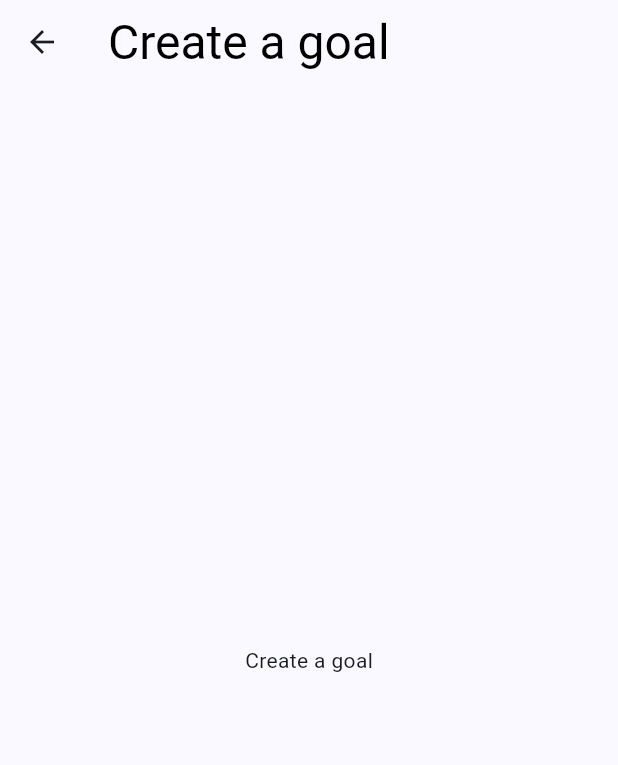
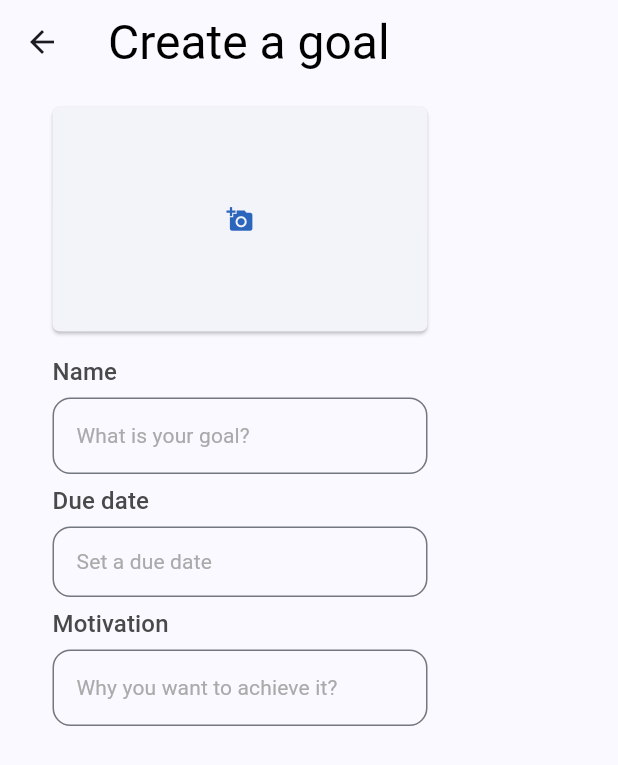
Before and after one commit to miyazaki1707/goal_setting_app, a Flutter app: the screen it shows after launch, after a tap on the "add" icon, on a phone screen of 412 x 824 dp. Shown: the top 765 px of the screen. Run offline on Flutter 3.47's test engine with Material 3 defaults, Android fonts, the phone set to English and light mode, and no system bars; our stand-ins replace flutter_svg; missing offline and left inert: image_picker_web, vph_web_date_picker.

Commit message:
Creating goals page

```diff
--- a/lib/app.dart
+++ b/lib/app.dart
@@ -23,9 +23,8 @@ class App extends StatelessWidget {
             ),
             bodySmall: TextStyle(
               fontFamily: 'Roboto',
-              fontSize: 12,
-              fontWeight: FontWeight.bold,
-              color: Colors.black
+              fontSize: 14,
+              color: Color.fromRGBO(73, 73, 73, 1)
             ),
             labelLarge: TextStyle(
               fontFamily: 'Roboto',
@@ -42,6 +41,12 @@ class App extends StatelessWidget {
               fontFamily: 'Roboto',
               fontSize: 14,
               color: Color.fromRGBO(244, 244, 244, 244),
+            ),
+            titleSmall: TextStyle(
+              fontFamily: 'Roboto',
+              fontSize: 14,
+              color: Color.fromRGBO(170, 170, 170, 1),
+              fontWeight: FontWeight.w400
             )
           )
       ),
--- a/lib/presentation/screens/create_goal.dart
+++ b/lib/presentation/screens/create_goal.dart
@@ -1,5 +1,10 @@
+import 'dart:typed_data';
+
 import 'package:flutter/material.dart';
+import 'package:image_picker_web/image_picker_web.dart';
+import 'package:vph_web_date_picker/vph_web_date_picker.dart';
 
+final textFieldKey = GlobalKey();
 
 class CreateGoalScreen extends StatefulWidget {
   const CreateGoalScreen({super.key});
@@ -9,15 +14,128 @@ class CreateGoalScreen extends StatefulWidget {
 }
 
 class _CreateGoalScreen extends State<CreateGoalScreen> {
+  var _selectedDate = DateTime.now();
+  final _controller = TextEditingController();
+  Image? _pickedImage;
+
   @override
   Widget build(BuildContext context) {
     return Scaffold(
       appBar: AppBar(
         title: Text(
           "Create a goal",
-          style: Theme.of(context).textTheme.headlineLarge,),
+          style: Theme.of(context).textTheme.headlineLarge,
+        ),
       ),
-      body: Center(child: Text("Create a goal"),),
+      body: Padding(
+        padding: const EdgeInsets.only(left: 35),
+        child: Column(
+          crossAxisAlignment: CrossAxisAlignment.start,
+          mainAxisAlignment: MainAxisAlignment.start,
+          children: [
+            Padding(
+              padding: const EdgeInsets.symmetric(vertical: 15),
+              child: SizedBox(
+                width: 250,
+                height: 150,
+                child: ElevatedButton(
+                  style: ButtonStyle(
+                      shape: MaterialStateProperty.all(RoundedRectangleBorder(
+                          borderRadius: BorderRadius.circular(5)))),
+                  onPressed: () async {
+                    Uint8List? fromPicker =
+                        await ImagePickerWeb.getImageAsBytes();
+                    setState(() {
+                      if (fromPicker != null) {
+                        _pickedImage = Image.memory(
+                          fromPicker,
+                          fit: BoxFit.cover,
+                        );
+                      }
+                    });
+                  },
+                  child: _pickedImage ?? const Icon(Icons.add_a_photo),
+                ),
+              ),
+            ),
+            Text(
+              "Name",
+              style: Theme.of(context).textTheme.labelLarge,
+            ),
+            Padding(
+              padding: const EdgeInsets.symmetric(vertical: 6),
+              child: SizedBox(
+                width: 250,
+                child: TextField(
+                  decoration: InputDecoration(
+                      border: const OutlineInputBorder(
+                          borderRadius: BorderRadius.all(Radius.circular(12))),
+                      labelText: "What is your goal?",
+                      labelStyle: Theme.of(context).textTheme.titleSmall),
+                  style: Theme.of(context).textTheme.bodySmall,
+                ),
+              ),
+            ),
+            Text(
+              "Due date",
+              style: Theme.of(context).textTheme.labelLarge,
+            ),
+            Padding(
+              padding: const EdgeInsets.symmetric(vertical: 6),
+              child: SizedBox(
+                width: 250,
+                height: 47,
+                child: TextField(
+                    key: textFieldKey,
+                    controller: _controller,
+                    onTap: () async {
+                      final pickedDate = await showWebDatePicker(
+                        context: textFieldKey.currentContext!,
+                        initialDate: DateTime.now(),
+                        firstDate: DateTime.now(),
+                        lastDate:
+                            DateTime.now().add(const Duration(days: 14000)),
+                        //width: 300,
+                        //withoutActionButtons: true,
+                        //weekendDaysColor: Colors.red,
+                        //firstDayOfWeekIndex: 1,
+                      );
+                      if (pickedDate != null) {
+                        _selectedDate = pickedDate;
+                        _controller.text =
+                            "${pickedDate.year.toString()}-${pickedDate.month.toString().padLeft(2, '0')}-${pickedDate.day.toString().padLeft(2, '0')}";
+                      }
+                    },
+                    style: Theme.of(context).textTheme.bodySmall,
+                    decoration: InputDecoration(
+                      labelText: "Set a due date",
+                      labelStyle: Theme.of(context).textTheme.titleSmall,
+                      border: const OutlineInputBorder(
+                          borderRadius: BorderRadius.all(Radius.circular(12))),
+                    )),
+              ),
+            ),
+            Text(
+              "Motivation",
+              style: Theme.of(context).textTheme.labelLarge,
+            ),
+            Padding(
+              padding: const EdgeInsets.symmetric(vertical: 6),
+              child: SizedBox(
+                width: 250,
+                child: TextField(
+                  decoration: InputDecoration(
+                      border: const OutlineInputBorder(
+                          borderRadius: BorderRadius.all(Radius.circular(12))),
+                      labelText: "Why you want to achieve it?",
+                      labelStyle: Theme.of(context).textTheme.titleSmall),
+                  style: Theme.of(context).textTheme.bodySmall,
+                ),
+              ),
+            ),
+          ],
+        ),
+      ),
     );
   }
 }
--- a/pubspec.yaml
+++ b/pubspec.yaml
@@ -15,6 +15,8 @@ dependencies:
   equatable: ^2.0.5
   flutter_svg: ^2.0.10+1
   flutter_dash: ^1.0.0
+  vph_web_date_picker: ^0.0.7
+  image_picker_web: ^4.0.0
 
 dev_dependencies:
   flutter_test:
```
Also changed, not shown: pubspec.lock.
